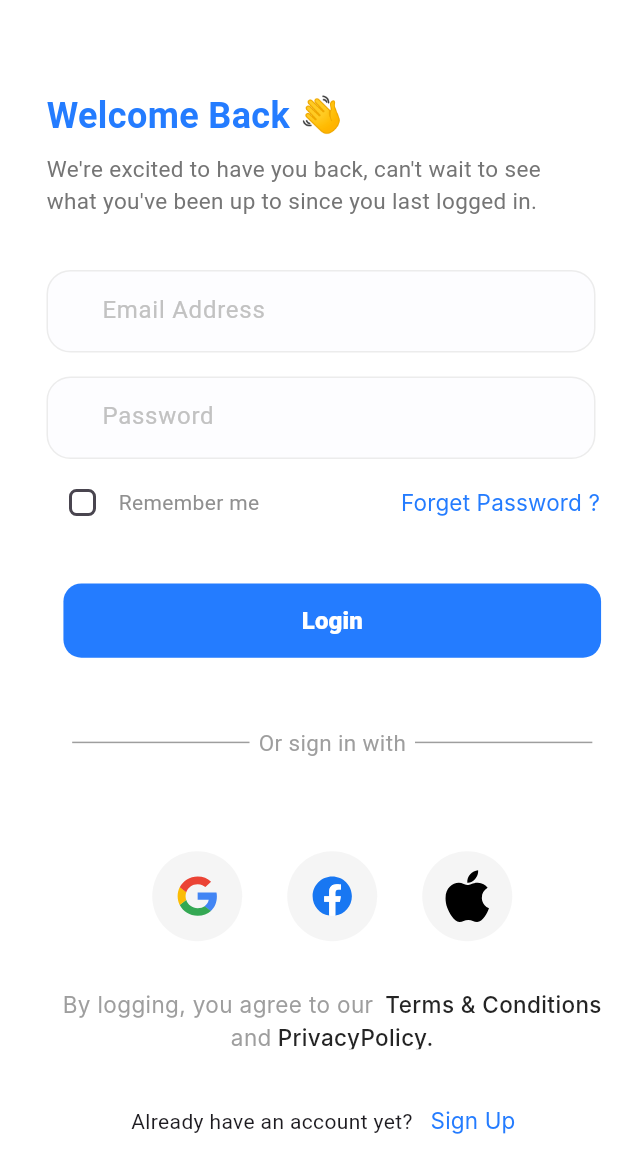
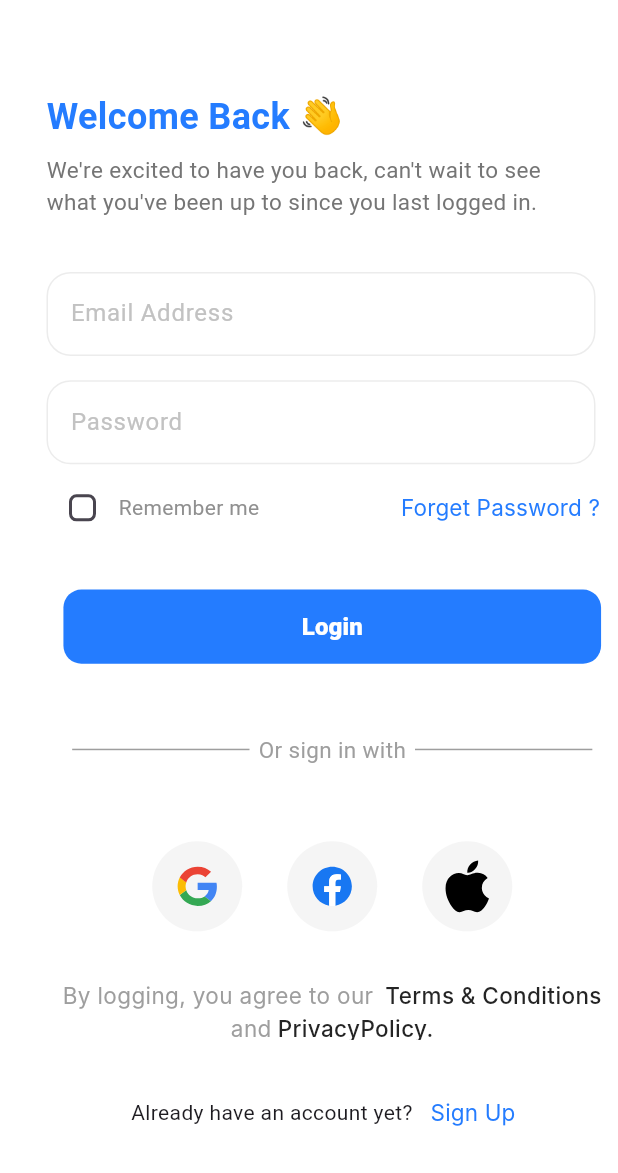
Before and after one commit to Adelraga/Doc_Oppointments, a Flutter app: the screen it shows after launch, after a tap on "Get Started", on a phone screen of 412 x 824 dp. Shown: the top 1173 px of the screen. Run offline on Flutter 3.47's test engine with Material 3 defaults, Android fonts, the phone set to English and light mode, and no system bars; our stand-ins replace flutter_bloc, flutter_screenutil, flutter_svg; Roboto replaces fonts that are missing (Gilroy, Inter).

Commit message:
remove container and use textfield direct

```diff
--- a/lib/Features/login/view/widget/customForm.dart
+++ b/lib/Features/login/view/widget/customForm.dart
@@ -9,6 +9,7 @@ import 'package:doc_appointment/cors/Widgets/CustomButton.dart';
 import 'package:flutter/material.dart';
 
 import 'package:flutter_bloc/flutter_bloc.dart';
+import 'package:flutter_screenutil/flutter_screenutil.dart';
 
 class CutomForm extends StatefulWidget {
   CutomForm({super.key});
@@ -37,7 +38,7 @@ class _CutomFormState extends State<CutomForm> {
         child: Column(
           mainAxisAlignment: MainAxisAlignment.start,
           children: [
-            SizedBox(height: 36),
+            SizedBox(height: 36.h),
             CustomTextField(
               keyboardType: TextInputType.emailAddress,
               onChanged: (data) {
@@ -46,7 +47,7 @@ class _CutomFormState extends State<CutomForm> {
               hintText: 'Email Address',
             ),
             SizedBox(
-              height: 16,
+              height: 16.h,
             ),
             CustomTextField(
               keyboardType: TextInputType.visiblePassword,
@@ -56,26 +57,28 @@ class _CutomFormState extends State<CutomForm> {
               hintText: 'Password',
             ),
             SizedBox(
-              height: 5,
+              height: 5.h,
             ),
             ForgetPasswordAndRememberMeRow(),
             SizedBox(
-              height: 30,
+              height: 30.h,
             ),
             CustomButton(
               buttonColor: ColorsManager.primaryColor,
               width: MediaQuery.of(context).size.width * .87,
               height: MediaQuery.of(context).size.width * .12,
               title: 'Login',
-              onPressed: () {},
+              onPressed: () {
+
+              },
               textColor: const Color.fromARGB(255, 255, 255, 255),
             ),
             SizedBox(
-              height: 46,
+              height: 46.h,
             ),
             OrSignInWithCustomWidget(),
             SizedBox(
-              height: 62,
+              height: 50.h,
             ),
             Row(
               mainAxisAlignment: MainAxisAlignment.center,
@@ -84,11 +87,11 @@ class _CutomFormState extends State<CutomForm> {
               ],
             ),
             SizedBox(
-              height: 32,
+              height: 32.h,
             ),
             PrivacyPolicyText(),
             SizedBox(
-              height: 24,
+              height: 24.h,
             ),
             Row(
               mainAxisAlignment: MainAxisAlignment.center,
--- a/lib/Features/login/view/widget/custom_text_field.dart
+++ b/lib/Features/login/view/widget/custom_text_field.dart
@@ -1,8 +1,10 @@
 import 'package:doc_appointment/cors/Themeing/colors.dart';
+import 'package:doc_appointment/cors/Themeing/styles.dart';
 import 'package:flutter/material.dart';
 
 class CustomTextField extends StatelessWidget {
-  const CustomTextField({super.key, required this.hintText, this.onChanged, this.keyboardType});
+  const CustomTextField(
+      {super.key, required this.hintText, this.onChanged, this.keyboardType});
   final String hintText;
   final void Function(String)? onChanged;
   final TextInputType? keyboardType;
@@ -12,19 +14,6 @@ class CustomTextField extends StatelessWidget {
       children: [
         Padding(
           padding: const EdgeInsets.only(right: 15),
-          child: Container(
-            width: 380,
-            height: 55,
-            padding: const EdgeInsets.symmetric(
-              horizontal: 20,
-            ),
-            decoration: ShapeDecoration(
-              color: Color(0xFFFDFDFF),
-              shape: RoundedRectangleBorder(
-                side: BorderSide(width: 1, color: Color(0xFFECECEC)),
-                borderRadius: BorderRadius.circular(16),
-              ),
-            ),
           child: TextField(
             onChanged: onChanged,
             keyboardType: keyboardType,
@@ -41,12 +30,15 @@ class CustomTextField extends StatelessWidget {
                 //   },
                 // ),
                 focusedBorder: OutlineInputBorder(
-                    borderSide: BorderSide.none,
+                  borderSide: BorderSide(
+                    color: ColorsManager.primaryColor,
+                  ),
+                  borderRadius: BorderRadius.circular(16),
                 ),
                 enabledBorder: OutlineInputBorder(
-                    borderSide: BorderSide.none,
+                  borderSide: BorderSide(color: Color(0xFFECECEC)),
+                  borderRadius: BorderRadius.circular(16),
                 )),
-            ),
           ),
         ),
       ],
--- a/lib/Features/login/view/widget/login_screen_view_body.dart
+++ b/lib/Features/login/view/widget/login_screen_view_body.dart
@@ -2,6 +2,7 @@ import 'package:doc_appointment/Features/login/view/widget/customForm.dart';
 import 'package:doc_appointment/cors/Themeing/constant.dart';
 import 'package:doc_appointment/cors/Themeing/styles.dart';
 import 'package:flutter/material.dart';
+import 'package:flutter_screenutil/flutter_screenutil.dart';
 
 class LoginScreenViewBody extends StatelessWidget {
   const LoginScreenViewBody({super.key});
@@ -12,7 +13,7 @@ class LoginScreenViewBody extends StatelessWidget {
       child: Padding(
         padding: const EdgeInsets.only(left: 31),
         child: Column(mainAxisAlignment: MainAxisAlignment.start, children: [
-          SizedBox(height: 50),
+          SizedBox(height: 50.h),
           Column(
             crossAxisAlignment: CrossAxisAlignment.start,
             children: [
@@ -23,7 +24,7 @@ class LoginScreenViewBody extends StatelessWidget {
               ),
               SizedBox(height: 8),
               SizedBox(
-                width: 330,
+                width: 330.w,
                 child: Text(
                   AssetsData.loginTextHeader,
                   style: Styles.font15Weight400,
```
Lines whose indentation alone changed are shown as unchanged.
